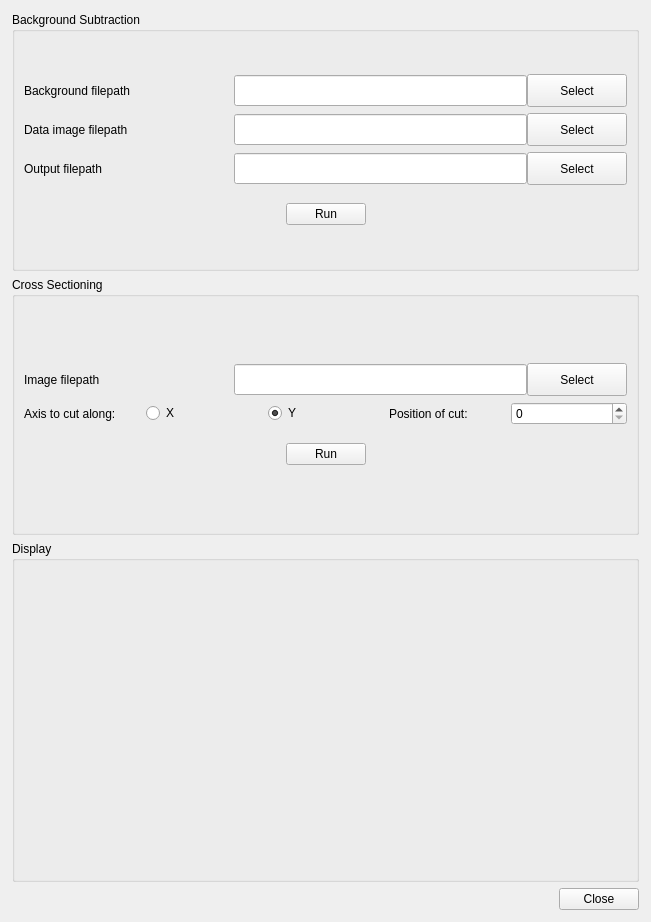
Before: the Qt Designer form PostProcessing/ImageAnalysisWindow.ui in mjh250/Matt-Scripts, drawn with Qt 5.
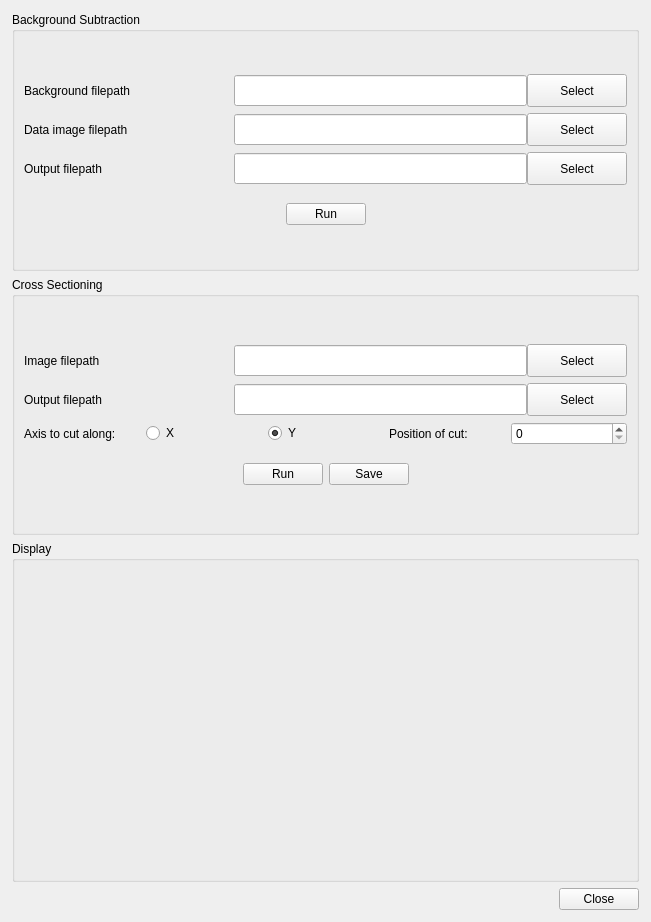
After: the same form once the commit is applied. Custom widgets are drawn as their Qt base class.

Commit message:
Wrote fringe visibility analysis code
Wrote fringe visibility analysis code that calculates fringe visibility
for each input 1D curve (typically a crossection of the NPOM image at
the fringes), and given a sequence of curves, plots a graph of the
varying visibility. Made some updates to Image analysis code to speed up
taking and plotting cross-sections.

```diff
--- a/PostProcessing/ImageAnalysisWindow.ui
+++ b/PostProcessing/ImageAnalysisWindow.ui
@@ -407,6 +407,76 @@
            </item>
           </layout>
          </item>
+         <item>
+          <layout class="QHBoxLayout" name="horizontalLayout_9">
+           <property name="spacing">
+            <number>0</number>
+           </property>
+           <property name="topMargin">
+            <number>0</number>
+           </property>
+           <item>
+            <widget class="QLabel" name="lblCrossSectionOutputFilepath">
+             <property name="sizePolicy">
+              <sizepolicy hsizetype="Fixed" vsizetype="Preferred">
+               <horstretch>0</horstretch>
+               <verstretch>0</verstretch>
+              </sizepolicy>
+             </property>
+             <property name="minimumSize">
+              <size>
+               <width>210</width>
+               <height>0</height>
+              </size>
+             </property>
+             <property name="maximumSize">
+              <size>
+               <width>210</width>
+               <height>16777215</height>
+              </size>
+             </property>
+             <property name="text">
+              <string>Output filepath</string>
+             </property>
+            </widget>
+           </item>
+           <item>
+            <widget class="QLineEdit" name="txtCrossSectionOutputFilepath">
+             <property name="sizePolicy">
+              <sizepolicy hsizetype="Preferred" vsizetype="Fixed">
+               <horstretch>0</horstretch>
+               <verstretch>0</verstretch>
+              </sizepolicy>
+             </property>
+             <property name="minimumSize">
+              <size>
+               <width>275</width>
+               <height>31</height>
+              </size>
+             </property>
+            </widget>
+           </item>
+           <item>
+            <widget class="QPushButton" name="btnCrossSectionOutputSelect">
+             <property name="sizePolicy">
+              <sizepolicy hsizetype="Fixed" vsizetype="Fixed">
+               <horstretch>0</horstretch>
+               <verstretch>0</verstretch>
+              </sizepolicy>
+             </property>
+             <property name="minimumSize">
+              <size>
+               <width>100</width>
+               <height>33</height>
+              </size>
+             </property>
+             <property name="text">
+              <string>Select</string>
+             </property>
+            </widget>
+           </item>
+          </layout>
+         </item>
          <item>
           <layout class="QHBoxLayout" name="horizontalLayout_6">
            <property name="bottomMargin">
@@ -480,6 +550,13 @@
              </property>
             </widget>
            </item>
+           <item>
+            <widget class="QPushButton" name="btnSaveCrossSection">
+             <property name="text">
+              <string>Save</string>
+             </property>
+            </widget>
+           </item>
            <item>
             <spacer name="horizontalSpacer_4">
              <property name="orientation">
```
Left out of the diff: 2 changed lines with no effect on the pictures. The commit also changes 4 other files.
